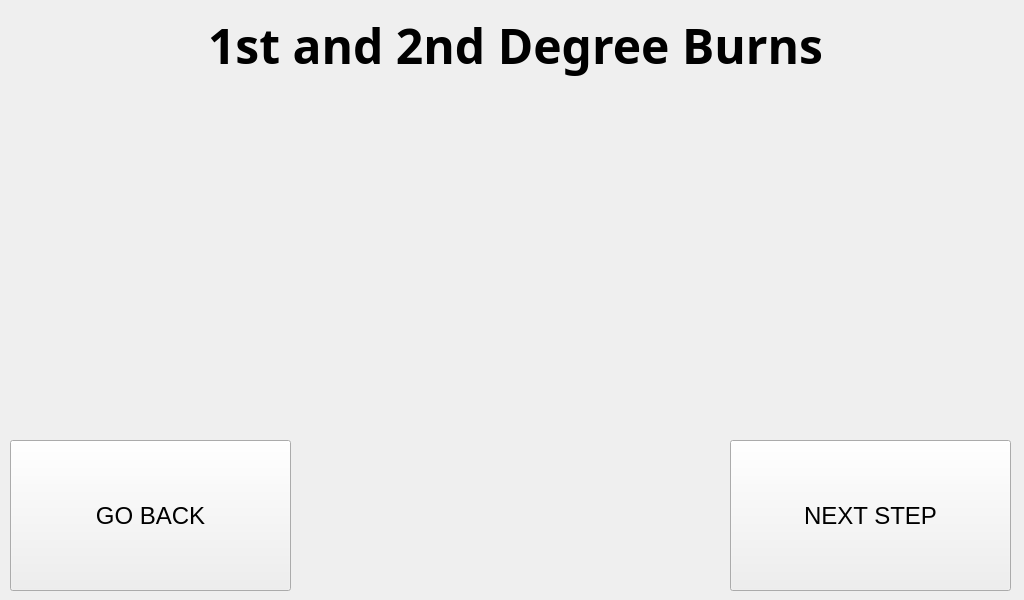
This is RASPI/injuries/burns_degrees.ui in Pwersa/Medical-Cabinet as Qt 5 draws it before an edit. The edited form follows.
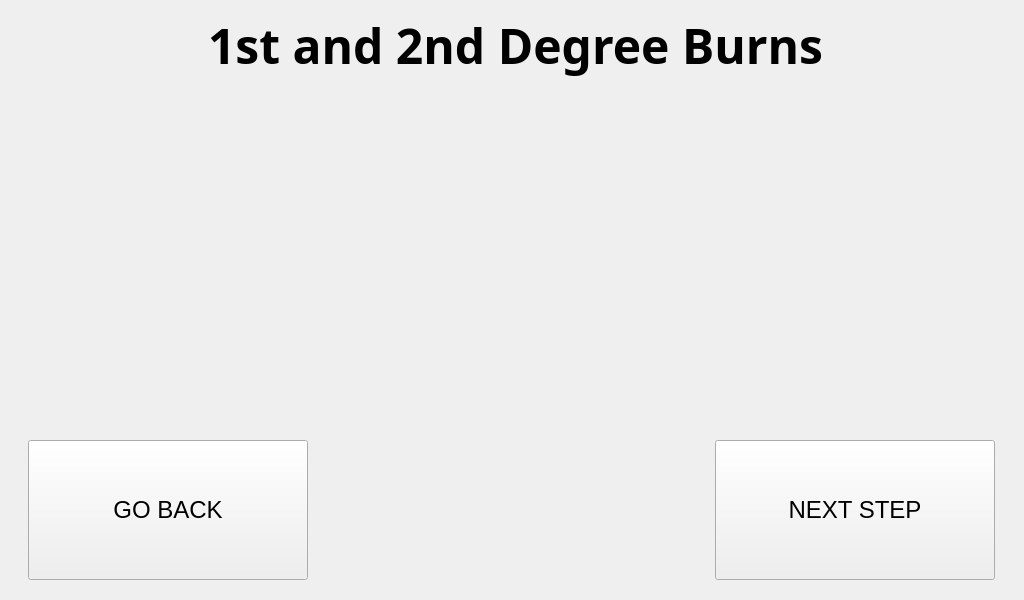
This is the edited form. Icons and pictures are not drawn.

```diff
--- a/RASPI/injuries/burns_degrees.ui
+++ b/RASPI/injuries/burns_degrees.ui
@@ -95,12 +95,24 @@
    <widget class="QPushButton" name="next_step_button_4">
     <property name="geometry">
      <rect>
-      <x>730</x>
+      <x>715</x>
       <y>440</y>
-      <width>281</width>
-      <height>151</height>
+      <width>280</width>
+      <height>140</height>
      </rect>
     </property>
+    <property name="minimumSize">
+     <size>
+      <width>280</width>
+      <height>140</height>
+     </size>
+    </property>
+    <property name="maximumSize">
+     <size>
+      <width>280</width>
+      <height>140</height>
+     </size>
+    </property>
     <property name="font">
      <font>
       <pointsize>18</pointsize>
@@ -116,12 +128,24 @@
    <widget class="QPushButton" name="go_back_injury_type_4">
     <property name="geometry">
      <rect>
-      <x>10</x>
+      <x>28</x>
       <y>440</y>
-      <width>281</width>
-      <height>151</height>
+      <width>280</width>
+      <height>140</height>
      </rect>
     </property>
+    <property name="minimumSize">
+     <size>
+      <width>280</width>
+      <height>140</height>
+     </size>
+    </property>
+    <property name="maximumSize">
+     <size>
+      <width>280</width>
+      <height>140</height>
+     </size>
+    </property>
     <property name="font">
      <font>
       <pointsize>18</pointsize>
```
